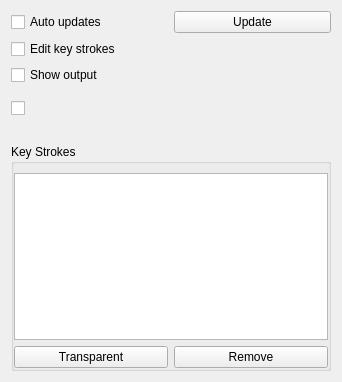
Before: the Qt Designer form plugins/tools/tool_lazybrush/kis_tool_lazy_brush_options_widget.ui in KDE/krita, drawn with Qt 5.
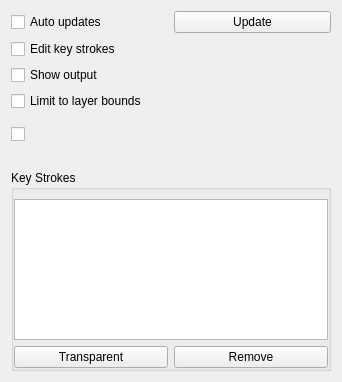
After: the same form once the commit is applied. Custom widgets are drawn as their Qt base class.

Commit message:
Implement "Limit to layer bounds" feature of the Colorize Mask
If the outer color of the mask is transparent (e.g. when coloring
a character), the user might select "Limit to layer bounds" option,
which will limit the coloring area by the non-zero area of the parent
layer. It might speedup the coloring significantly.

CC:kimageshop@kde.org

```diff
--- a/plugins/tools/tool_lazybrush/kis_tool_lazy_brush_options_widget.ui
+++ b/plugins/tools/tool_lazybrush/kis_tool_lazy_brush_options_widget.ui
@@ -43,6 +43,13 @@
      </property>
     </widget>
    </item>
+   <item>
+    <widget class="QCheckBox" name="chkLimitToDevice">
+     <property name="text">
+      <string>Limit to layer bounds</string>
+     </property>
+    </widget>
+   </item>
    <item>
     <spacer name="verticalSpacer">
      <property name="orientation">
```
The commit also changes 8 other files.
